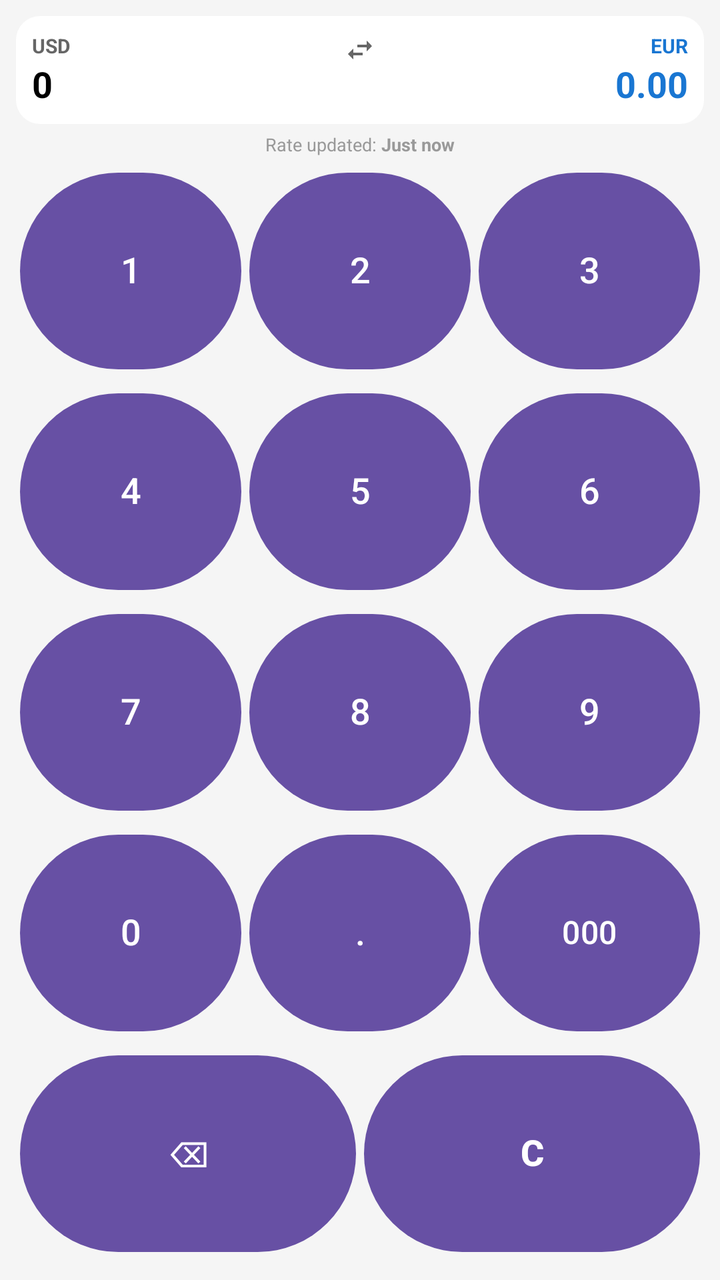
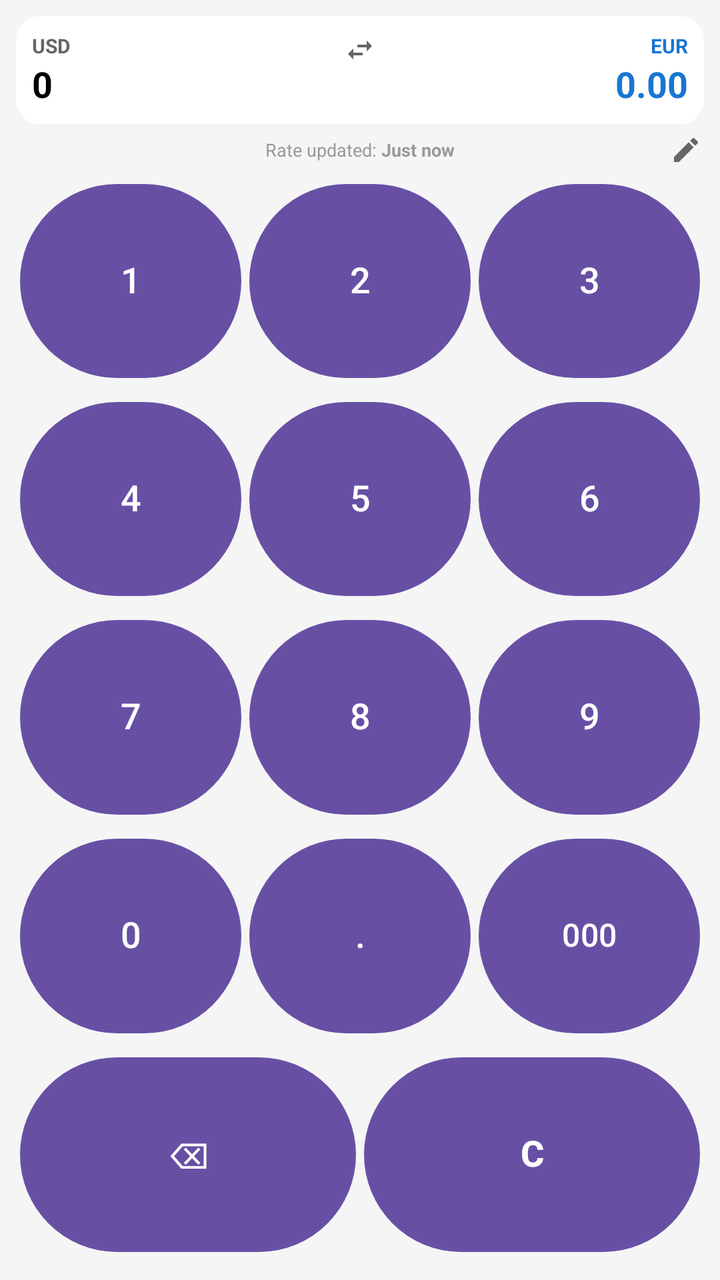

Two renders of the same Android screen: before a commit and after it. Below are the layout's source before the change and the commit's diff.
<!-- AndroidManifest.xml: application theme Theme.CurrencyConverterWidget -->
<!-- res/layout/widget_layout.xml -->
<?xml version="1.0" encoding="utf-8"?>
<LinearLayout xmlns:android="http://schemas.android.com/apk/res/android"
    android:id="@+id/widgetRoot"
    android:layout_width="match_parent"
    android:layout_height="match_parent"
    android:background="#F5F5F5"
    android:orientation="vertical"
    android:padding="8dp">

    
    <LinearLayout
        android:id="@+id/displayContainer"
        android:layout_width="match_parent"
        android:layout_height="wrap_content"
        android:orientation="horizontal"
        android:background="@drawable/display_background"
        android:padding="8dp"
        android:layout_marginBottom="4dp">

        
        <LinearLayout
            android:layout_width="0dp"
            android:layout_height="wrap_content"
            android:layout_weight="1"
            android:orientation="vertical">

            <TextView
                android:id="@+id/sourceCurrencyLabel"
                android:layout_width="wrap_content"
                android:layout_height="wrap_content"
                android:text="USD"
                android:textSize="10sp"
                android:textStyle="bold"
                android:textColor="#666666" />

            <TextView
                android:id="@+id/inputDisplay"
                android:layout_width="match_parent"
                android:layout_height="wrap_content"
                android:text="0"
                android:textSize="18sp"
                android:textStyle="bold"
                android:textColor="#000000" />
        </LinearLayout>

        
        <ImageButton
            android:id="@+id/btnSwap"
            android:layout_width="18dp"
            android:layout_height="18dp"
            android:layout_gravity="top"
            android:layout_marginHorizontal="2dp"
            android:layout_marginTop="0dp"
            android:src="@drawable/ic_swap"
            android:background="?android:attr/selectableItemBackgroundBorderless"
            android:scaleType="fitCenter"
            android:padding="1dp"
            android:contentDescription="Swap currencies" />

        
        <LinearLayout
            android:layout_width="0dp"
            android:layout_height="wrap_content"
            android:layout_weight="1"
            android:orientation="vertical">

            <TextView
                android:id="@+id/targetCurrencyLabel"
                android:layout_width="match_parent"
                android:layout_height="wrap_content"
                android:text="EUR"
                android:textSize="10sp"
                android:textStyle="bold"
                android:textColor="#1976D2"
                android:gravity="end" />

            <TextView
                android:id="@+id/outputDisplay"
                android:layout_width="match_parent"
                android:layout_height="wrap_content"
                android:text="0.00"
                android:textSize="18sp"
                android:textColor="#1976D2"
                android:textStyle="bold"
                android:gravity="end" />
        </LinearLayout>
    </LinearLayout>

    
    <LinearLayout
        android:layout_width="match_parent"
        android:layout_height="wrap_content"
        android:orientation="horizontal"
        android:gravity="center"
        android:paddingBottom="2dp">

        <TextView
            android:id="@+id/lastUpdatedLabel"
            android:layout_width="wrap_content"
            android:layout_height="wrap_content"
            android:text="Rate updated: "
            android:textSize="9sp"
            android:textColor="#999999" />

        <TextView
            android:id="@+id/lastUpdatedText"
            android:layout_width="wrap_content"
            android:layout_height="wrap_content"
            android:text="Just now"
            android:textSize="9sp"
            android:textStyle="bold"
            android:textColor="#999999" />

    </LinearLayout>

    
    <LinearLayout
        android:layout_width="match_parent"
        android:layout_height="0dp"
        android:layout_weight="1">

        <Button
            android:id="@+id/btn1"
            style="@style/WidgetButtonStyle"
            android:layout_width="0dp"
            android:layout_height="match_parent"
            android:layout_weight="1"
            android:layout_margin="2dp"
            android:text="1"
            android:textSize="18sp" />

        <Button
            android:id="@+id/btn2"
            style="@style/WidgetButtonStyle"
            android:layout_width="0dp"
            android:layout_height="match_parent"
            android:layout_weight="1"
            android:layout_margin="2dp"
            android:text="2"
            android:textSize="18sp" />

        <Button
            android:id="@+id/btn3"
            style="@style/WidgetButtonStyle"
            android:layout_width="0dp"
            android:layout_height="match_parent"
            android:layout_weight="1"
            android:layout_margin="2dp"
            android:text="3"
            android:textSize="18sp" />
    </LinearLayout>

    
    <LinearLayout
        android:layout_width="match_parent"
        android:layout_height="0dp"
        android:layout_weight="1">

        <Button
            android:id="@+id/btn4"
            style="@style/WidgetButtonStyle"
            android:layout_width="0dp"
            android:layout_height="match_parent"
            android:layout_weight="1"
            android:layout_margin="2dp"
            android:text="4"
            android:textSize="18sp" />

        <Button
            android:id="@+id/btn5"
            style="@style/WidgetButtonStyle"
            android:layout_width="0dp"
            android:layout_height="match_parent"
            android:layout_weight="1"
            android:layout_margin="2dp"
            android:text="5"
            android:textSize="18sp" />

        <Button
            android:id="@+id/btn6"
            style="@style/WidgetButtonStyle"
            android:layout_width="0dp"
            android:layout_height="match_parent"
            android:layout_weight="1"
            android:layout_margin="2dp"
            android:text="6"
            android:textSize="18sp" />
    </LinearLayout>

    
    <LinearLayout
        android:layout_width="match_parent"
        android:layout_height="0dp"
        android:layout_weight="1">

        <Button
            android:id="@+id/btn7"
            style="@style/WidgetButtonStyle"
            android:layout_width="0dp"
            android:layout_height="match_parent"
            android:layout_weight="1"
            android:layout_margin="2dp"
            android:text="7"
            android:textSize="18sp" />

        <Button
            android:id="@+id/btn8"
            style="@style/WidgetButtonStyle"
            android:layout_width="0dp"
            android:layout_height="match_parent"
            android:layout_weight="1"
            android:layout_margin="2dp"
            android:text="8"
            android:textSize="18sp" />

        <Button
            android:id="@+id/btn9"
            style="@style/WidgetButtonStyle"
            android:layout_width="0dp"
            android:layout_height="match_parent"
            android:layout_weight="1"
            android:layout_margin="2dp"
            android:text="9"
            android:textSize="18sp" />
    </LinearLayout>

    
    <LinearLayout
        android:layout_width="match_parent"
        android:layout_height="0dp"
        android:layout_weight="1">

        <Button
            android:id="@+id/btn0"
            style="@style/WidgetButtonStyle"
            android:layout_width="0dp"
            android:layout_height="match_parent"
            android:layout_weight="1"
            android:layout_margin="2dp"
            android:text="0"
            android:textSize="18sp" />

        <Button
            android:id="@+id/btnDot"
            style="@style/WidgetButtonStyle"
            android:layout_width="0dp"
            android:layout_height="match_parent"
            android:layout_weight="1"
            android:layout_margin="2dp"
            android:text="."
            android:textSize="18sp" />

        <Button
            android:id="@+id/btn000"
            style="@style/WidgetButtonStyle"
            android:layout_width="0dp"
            android:layout_height="match_parent"
            android:layout_weight="1"
            android:layout_margin="2dp"
            android:text="000"
            android:textSize="16sp" />
    </LinearLayout>

    
    <LinearLayout
        android:layout_width="match_parent"
        android:layout_height="0dp"
        android:layout_weight="1">

        <Button
            android:id="@+id/btnBackspace"
            style="@style/WidgetButtonStyle"
            android:layout_width="0dp"
            android:layout_height="match_parent"
            android:layout_weight="1"
            android:layout_margin="2dp"
            android:text="⌫"
            android:textSize="18sp"
            android:gravity="center"
            android:paddingTop="0dp"
            android:paddingBottom="0dp" />

        <Button
            android:id="@+id/btnClear"
            style="@style/WidgetButtonStyle"
            android:layout_width="0dp"
            android:layout_height="match_parent"
            android:layout_weight="1"
            android:layout_margin="2dp"
            android:text="C"
            android:textSize="18sp"
            android:textStyle="bold" />
    </LinearLayout>

</LinearLayout>
<!-- resources referenced by this layout -->
<resources>
  <!-- drawable display_background (drawable) -->
  <?xml version="1.0" encoding="utf-8"?>
  <shape xmlns:android="http://schemas.android.com/apk/res/android"
      android:shape="rectangle">
      <solid android:color="#FFFFFF" />
      <corners android:radius="12dp" />
  </shape>
  <!-- drawable ic_swap (drawable) -->
  <?xml version="1.0" encoding="utf-8"?>
  <vector xmlns:android="http://schemas.android.com/apk/res/android"
      android:width="24dp"
      android:height="24dp"
      android:viewportWidth="24"
      android:viewportHeight="24">
      
      <path
          android:fillColor="#666666"
          android:pathData="M6.99,11L3,15l3.99,4v-3H14v-2H6.99v-3zM21,9l-3.99,-4v3H10v2h7.01v3L21,9z"/>
  </vector>
  <style name="WidgetButtonStyle">
          <item name="android:gravity">center</item>
          <item name="android:textAlignment">center</item>
          <item name="android:padding">0dp</item>
          <item name="android:includeFontPadding">false</item>
          <item name="android:minHeight">0dp</item>
          <item name="android:minWidth">0dp</item>
      </style>
  <style name="Theme.CurrencyConverterWidget" parent="Base.Theme.CurrencyConverterWidget" />
  <style name="Base.Theme.CurrencyConverterWidget" parent="Theme.Material3.DayNight.NoActionBar">
          
          
      </style>
</resources>

<!-- the commit's change to res/layout/widget_layout.xml (unified diff, before → after) -->
@@ -87,31 +87,47 @@
     </LinearLayout>
 
     
-    <LinearLayout
+    <FrameLayout
         android:layout_width="match_parent"
         android:layout_height="wrap_content"
-        android:orientation="horizontal"
-        android:gravity="center"
         android:paddingBottom="2dp">
 
-        <TextView
-            android:id="@+id/lastUpdatedLabel"
+        <LinearLayout
             android:layout_width="wrap_content"
             android:layout_height="wrap_content"
-            android:text="Rate updated: "
-            android:textSize="9sp"
-            android:textColor="#999999" />
-
-        <TextView
-            android:id="@+id/lastUpdatedText"
-            android:layout_width="wrap_content"
-            android:layout_height="wrap_content"
-            android:text="Just now"
-            android:textSize="9sp"
-            android:textStyle="bold"
-            android:textColor="#999999" />
-
-    </LinearLayout>
+            android:layout_gravity="center"
+            android:orientation="horizontal"
+            android:gravity="center">
+
+            <TextView
+                android:id="@+id/lastUpdatedLabel"
+                android:layout_width="wrap_content"
+                android:layout_height="wrap_content"
+                android:text="Rate updated: "
+                android:textSize="9sp"
+                android:textColor="#999999" />
+
+            <TextView
+                android:id="@+id/lastUpdatedText"
+                android:layout_width="wrap_content"
+                android:layout_height="wrap_content"
+                android:text="Just now"
+                android:textSize="9sp"
+                android:textStyle="bold"
+                android:textColor="#999999" />
+        </LinearLayout>
+
+        <ImageButton
+            android:id="@+id/btnEdit"
+            android:layout_width="18dp"
+            android:layout_height="18dp"
+            android:layout_gravity="end|center_vertical"
+            android:src="@drawable/ic_edit"
+            android:background="?android:attr/selectableItemBackgroundBorderless"
+            android:scaleType="fitCenter"
+            android:padding="1dp"
+            android:contentDescription="@string/edit_widget" />
+    </FrameLayout>
 
     
     <LinearLayout
<!-- resource entries referenced after the edit -->
@@ -7,6 +7,17 @@
       <solid android:color="#FFFFFF" />
       <corners android:radius="12dp" />
   </shape>
+  <!-- drawable ic_edit (drawable) -->
+  <?xml version="1.0" encoding="utf-8"?>
+  <vector xmlns:android="http://schemas.android.com/apk/res/android"
+      android:width="24dp"
+      android:height="24dp"
+      android:viewportWidth="24"
+      android:viewportHeight="24">
+      <path
+          android:fillColor="#666666"
+          android:pathData="M3,17.25V21h3.75L17.81,9.94l-3.75,-3.75L3,17.25zM20.71,7.04c0.39,-0.39 0.39,-1.02 0,-1.41l-2.34,-2.34c-0.39,-0.39 -1.02,-0.39 -1.41,0l-1.83,1.83 3.75,3.75 1.83,-1.83z"/>
+  </vector>
   <!-- drawable ic_swap (drawable) -->
   <?xml version="1.0" encoding="utf-8"?>
   <vector xmlns:android="http://schemas.android.com/apk/res/android"
@@ -19,6 +30,7 @@
           android:fillColor="#666666"
           android:pathData="M6.99,11L3,15l3.99,4v-3H14v-2H6.99v-3zM21,9l-3.99,-4v3H10v2h7.01v3L21,9z"/>
   </vector>
+  <string name="edit_widget">Edit widget</string>
   <style name="WidgetButtonStyle">
           <item name="android:gravity">center</item>
           <item name="android:textAlignment">center</item>
